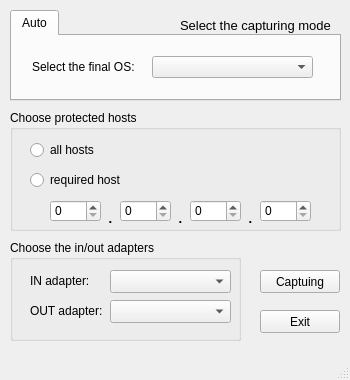
Old version of the form mw.ui in the repository winterisdeath/modify-OS-type.
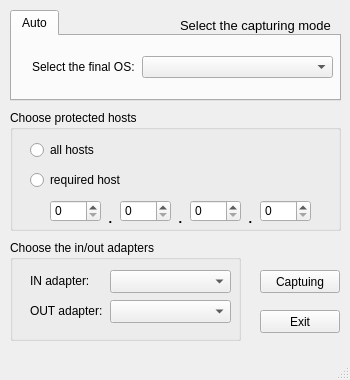
New version of the form.

Patch:
```diff
--- a/mw.ui
+++ b/mw.ui
@@ -154,9 +154,9 @@
      <widget class="QComboBox" name="cb_os_type">
       <property name="geometry">
        <rect>
-        <x>140</x>
+        <x>130</x>
         <y>20</y>
-        <width>161</width>
+        <width>191</width>
         <height>22</height>
        </rect>
       </property>
```
